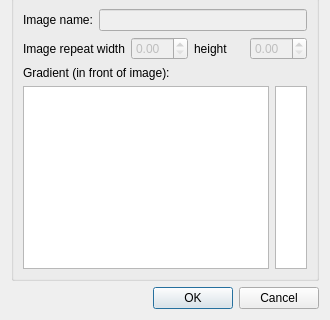
the-butterfly-effect/tbe, file src/view/EditLevelProperties.ui: the form before one commit; both pictures show x 0 to 330 and y 150 to 470 of the 330 by 470 pixel window.
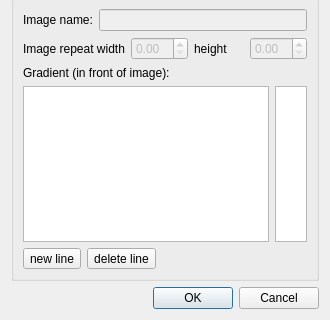
The form after the commit.

Diff of the .ui file:
```diff
--- a/src/view/EditLevelProperties.ui
+++ b/src/view/EditLevelProperties.ui
@@ -217,6 +217,37 @@
         </item>
        </layout>
       </item>
+      <item>
+       <layout class="QHBoxLayout" name="horizontalLayout_4">
+        <item>
+         <widget class="QToolButton" name="toolButton_new">
+          <property name="text">
+           <string>new line</string>
+          </property>
+         </widget>
+        </item>
+        <item>
+         <widget class="QToolButton" name="toolButton_delete">
+          <property name="text">
+           <string>delete line</string>
+          </property>
+         </widget>
+        </item>
+        <item>
+         <spacer name="horizontalSpacer">
+          <property name="orientation">
+           <enum>Qt::Horizontal</enum>
+          </property>
+          <property name="sizeHint" stdset="0">
+           <size>
+            <width>40</width>
+            <height>20</height>
+           </size>
+          </property>
+         </spacer>
+        </item>
+       </layout>
+      </item>
      </layout>
     </widget>
    </item>
```
